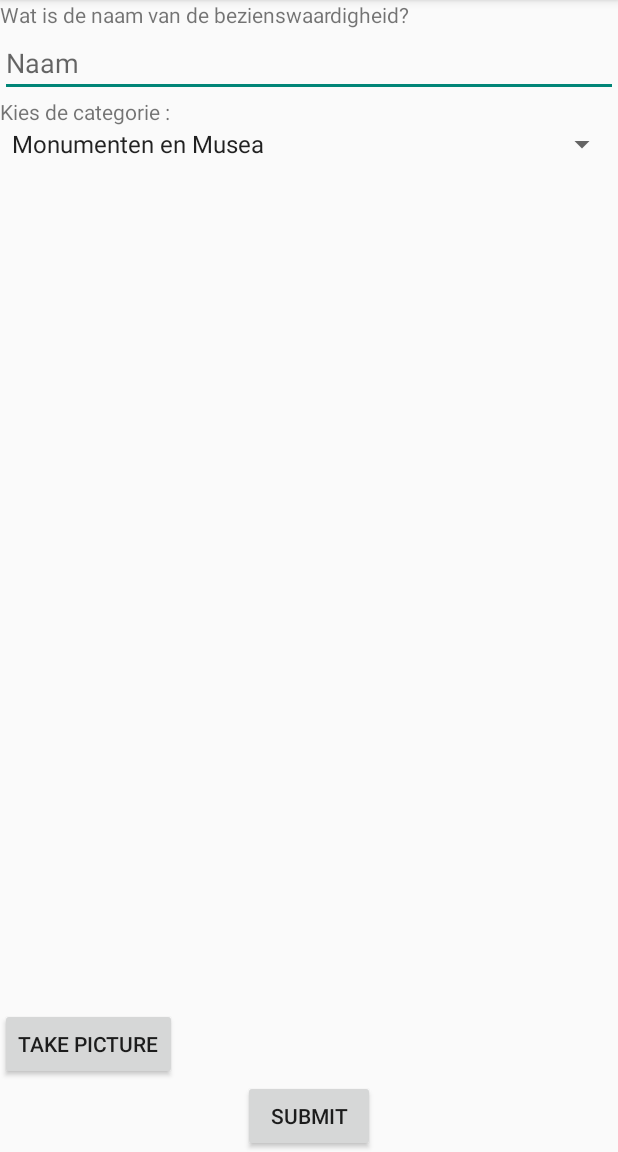
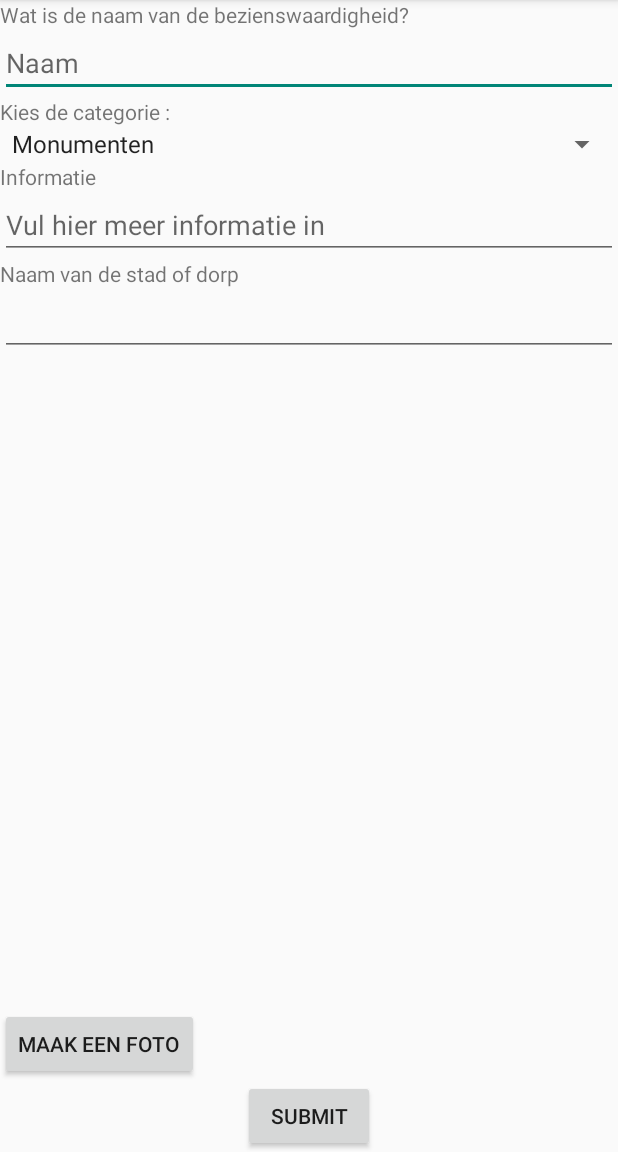
Before and after one commit to mrtijn310/touristGuide, an Android app: the fragment CreateSubmit placed in its activity, in the options menu, after a tap on "Settings", on a phone screen of 412 x 824 dp, the part 84-1236 px from its top. Run offline under Robolectric (Android 15) with nearby library versions, the phone set to English and light mode, and no system bars; 3 statements that could not run were skipped.

Commit message:
werk  gedaan----------> weet niet meer wat.
submit werkt

```diff
--- a/TouristGuideApplicatie/app/src/main/java/nl/xannic/minor/touristguideapplicatie/CreateSubmit.java
+++ b/TouristGuideApplicatie/app/src/main/java/nl/xannic/minor/touristguideapplicatie/CreateSubmit.java
@@ -31,7 +31,7 @@ import java.util.List;
 public class CreateSubmit extends android.app.Fragment{
     TextView tvNaam, tvCategorie;
     Spinner spinnerCategorie;
-    EditText etNaam;
+    EditText etNaam, etInfo, etPlaceName;
     List<String> list;
     ImageView ivPicture;
     Button btPicture, btSubmit;
@@ -61,7 +61,31 @@ public class CreateSubmit extends android.app.Fragment{
             }
         });
         ivPicture = (ImageView) rootView.findViewById(R.id.ivPicture);
+        etInfo = (EditText) rootView.findViewById(R.id.etInfo);
+        etPlaceName = (EditText) rootView.findViewById(R.id.etPlaceName);
+        btSubmit = (Button) rootView.findViewById(R.id.btSubmit);
+        btSubmit.setOnClickListener(new View.OnClickListener() {
+            @Override
+            public void onClick(View v) {
+                insertIntoDB();
+            }
+        });
         return rootView;
+    }
+
+    public void insertIntoDB(){
+        String url = "http://www.xannic.nl/api/insertdata.php";
+        String name = etNaam.getText().toString();
+        String info = etInfo.getText().toString();
+        String stringLat = String.valueOf(Data.lat);
+        String stringLon = String.valueOf(Data.lon);
+        String cityName = etPlaceName.getText().toString();
+        long i = spinnerCategorie.getSelectedItemId()+1;
+        String categoryId = Long.toString(i);
+        String imgUrl = "null";
+        url+= "?name=" + name+"&info="+info+"&lat=" + stringLat+"&lon=" + stringLon+"&cityname=" + cityName+"&categoryid=" + categoryId+"&imageurl"+imgUrl;
+        InsertMyData d = new InsertMyData();
+        d.execute(url);
     }
 
     private Uri fileUri;
--- /dev/null
+++ b/TouristGuideApplicatie/app/src/main/java/nl/xannic/minor/touristguideapplicatie/InsertMyData.java
@@ -0,0 +1,47 @@
+package nl.xannic.minor.touristguideapplicatie;
+
+import android.os.AsyncTask;
+
+import com.google.android.gms.internal.ca;
+import com.google.gson.Gson;
+
+import org.apache.http.HttpEntity;
+import org.apache.http.HttpResponse;
+import org.apache.http.client.methods.HttpGet;
+import org.apache.http.client.methods.HttpPost;
+import org.apache.http.impl.client.DefaultHttpClient;
+import org.apache.http.util.EntityUtils;
+
+import java.util.ArrayList;
+import java.util.List;
+
+/**
+ * Created by Xander on 12/11/2014.
+ */
+public class InsertMyData extends AsyncTask<String, Void, String>{
+    String name, info, lat,lon,cityName,categoryId,imageUrl;
+
+//    InsertMyData(String name, String info,String lat, String lon, String cityName, String categoryId, String imageUrl){
+//        this.name = name;
+//        this.info = info;
+//        this.lat = lat;
+//        this.lon = lon;
+//        this.cityName = cityName;
+//        this.categoryId = categoryId;
+//        this.imageUrl = imageUrl;
+//    }
+
+        protected String doInBackground(String... params) {
+            String output = null;
+            try {
+                DefaultHttpClient httpClient = new DefaultHttpClient();
+                HttpGet httpPost = new HttpGet(params[0]);
+                HttpResponse httpResponse = httpClient.execute(httpPost);
+                HttpEntity httpEntity = httpResponse.getEntity();
+                output = EntityUtils.toString(httpEntity);
+            } catch (Exception e) {
+                e.printStackTrace();
+            }
+            return output;
+        }
+}
--- a/TouristGuideApplicatie/app/src/main/java/nl/xannic/minor/touristguideapplicatie/Main.java
+++ b/TouristGuideApplicatie/app/src/main/java/nl/xannic/minor/touristguideapplicatie/Main.java
@@ -46,8 +46,6 @@ public class Main extends FragmentActivity
     private List<Category> categoriesFinal;
 
     Data data;
-
-    private Submit submit;
 
     /**
      * Fragment managing the behaviors, interactions and presentation of the navigation drawer.
--- a/TouristGuideApplicatie/app/src/main/java/nl/xannic/minor/touristguideapplicatie/SplashScreen.java
+++ b/TouristGuideApplicatie/app/src/main/java/nl/xannic/minor/touristguideapplicatie/SplashScreen.java
@@ -15,6 +15,7 @@ import android.os.Bundle;
 import android.view.Menu;
 import android.view.MenuItem;
 import android.view.View;
+import android.view.Window;
 import android.view.WindowManager;
 import android.widget.ImageView;
 import android.widget.TextView;
@@ -56,6 +57,9 @@ public class SplashScreen extends Activity {
 
     protected void onCreate(Bundle savedInstanceState) {
         super.onCreate(savedInstanceState);
+        this.requestWindowFeature(Window.FEATURE_NO_TITLE);
+        this.getWindow().setFlags(WindowManager.LayoutParams.FLAG_FULLSCREEN,
+                WindowManager.LayoutParams.FLAG_FULLSCREEN);
         setContentView(R.layout.activity_splash_screen);
 
         imgSplash = (ImageView) findViewById(R.id.imgSplash);
@@ -87,15 +91,6 @@ public class SplashScreen extends Activity {
             locListener = new locationListener();
             locManager.requestLocationUpdates(LocationManager.GPS_PROVIDER, locationUpdateTimeMilliseconds, locationUpdateMeter, locListener);
 
-            if (Build.VERSION.SDK_INT < 16) {
-                getWindow().setFlags(WindowManager.LayoutParams.FLAG_FULLSCREEN,
-                        WindowManager.LayoutParams.FLAG_FULLSCREEN);
-            } else {
-                View decorView = getWindow().getDecorView();
-                int uiOptions = View.SYSTEM_UI_FLAG_FULLSCREEN;
-                decorView.setSystemUiVisibility(uiOptions);
-                ActionBar actionBar = getActionBar();
-            }
 
 //            //Show Splashscreen
 //            imgSplash = (ImageView) findViewById(R.id.imgSplash);
--- a/TouristGuideApplicatie/app/src/main/java/nl/xannic/minor/touristguideapplicatie/Submit.java
+++ /dev/null
@@ -1,31 +0,0 @@
-package nl.xannic.minor.touristguideapplicatie;
-
-import android.app.Activity;
-import android.os.Bundle;
-import android.widget.EditText;
-import android.widget.Spinner;
-import android.widget.TextView;
-
-/**
- * Created by Xander on 12/7/2014.
- */
-public class Submit extends Activity{
-
-    TextView tvNaam, tvCategorie;
-    Spinner spinnerCategorie;
-    EditText etNaam;
-
-    @Override
-    protected void onCreate(Bundle savedInstanceState) {
-        super.onCreate(savedInstanceState);
-        setContentView(R.layout.submit);
-        tvNaam = (TextView) findViewById(R.id.tvNaam);
-        tvCategorie = (TextView) findViewById(R.id.tvCategorie);
-        spinnerCategorie = (Spinner) findViewById(R.id.spinnerCategorie);
-        etNaam = (EditText) findViewById(R.id.etNaam);
-    }
-
-    public void setNaam(String naam){
-        tvNaam.setText(naam);
-    }
-}
--- a/TouristGuideApplicatie/app/src/main/res/layout/submit.xml
+++ b/TouristGuideApplicatie/app/src/main/res/layout/submit.xml
@@ -1,7 +1,6 @@
 <?xml version="1.0" encoding="utf-8"?>
 <RelativeLayout xmlns:android="http://schemas.android.com/apk/res/android"
     android:layout_width="match_parent" android:layout_height="match_parent" >
-
     <TextView
         android:layout_width="wrap_content"
         android:layout_height="wrap_content"
@@ -41,14 +40,16 @@
         android:layout_width="fill_parent"
         android:layout_height="250dp"
         android:id="@+id/ivPicture"
-        android:layout_below="@+id/spinnerCategorie"
         android:layout_alignParentLeft="true"
-        android:layout_alignParentStart="true" />
+        android:layout_alignParentStart="true"
+        android:layout_above="@+id/btPicture"
+        android:layout_below="@+id/etPlaceName"
+        />
 
     <Button
         android:layout_width="wrap_content"
         android:layout_height="wrap_content"
-        android:text="Take Picture"
+        android:text="Maak een foto"
         android:id="@+id/btPicture"
         android:layout_above="@+id/btSubmit"
         android:layout_alignParentLeft="true"
@@ -62,4 +63,40 @@
         android:layout_alignParentBottom="true"
         android:layout_centerHorizontal="true" />
 
+    <TextView
+        android:layout_width="fill_parent"
+        android:layout_height="wrap_content"
+        android:text="Informatie"
+        android:id="@+id/tvInfo"
+        android:layout_below="@+id/spinnerCategorie"
+        android:layout_alignParentLeft="true"
+        android:layout_alignParentStart="true" />
+
+    <EditText
+        android:layout_width="fill_parent"
+        android:layout_height="wrap_content"
+        android:inputType="textMultiLine"
+        android:id="@+id/etInfo"
+        android:hint="Vul hier meer informatie in"
+        android:layout_below="@+id/tvInfo"
+        android:layout_alignParentLeft="true"
+        android:layout_alignParentStart="true" />
+
+    <TextView
+        android:layout_width="fill_parent"
+        android:layout_height="wrap_content"
+        android:text="Naam van de stad of dorp"
+        android:id="@+id/tvPlaceName"
+        android:layout_below="@+id/etInfo"
+        android:layout_alignParentLeft="true"
+        android:layout_alignParentStart="true" />
+
+    <EditText
+        android:layout_width="fill_parent"
+        android:layout_height="wrap_content"
+        android:id="@+id/etPlaceName"
+        android:layout_below="@+id/tvPlaceName"
+        android:layout_alignParentLeft="true"
+        android:layout_alignParentStart="true" />
+
 </RelativeLayout>
--- a/TouristGuideApplicatie/app/src/main/res/values/strings.xml
+++ b/TouristGuideApplicatie/app/src/main/res/values/strings.xml
@@ -17,7 +17,7 @@
     <string name="hello_world">Hello world!</string>
 
     <string-array name="categorieën">
-        <item>Monumenten en Musea</item>
+        <item>Monumenten</item>
         <item>Cafés</item>
         <item>Evenementen</item>
     </string-array>
```
Also changed, not shown: 1 other file.
